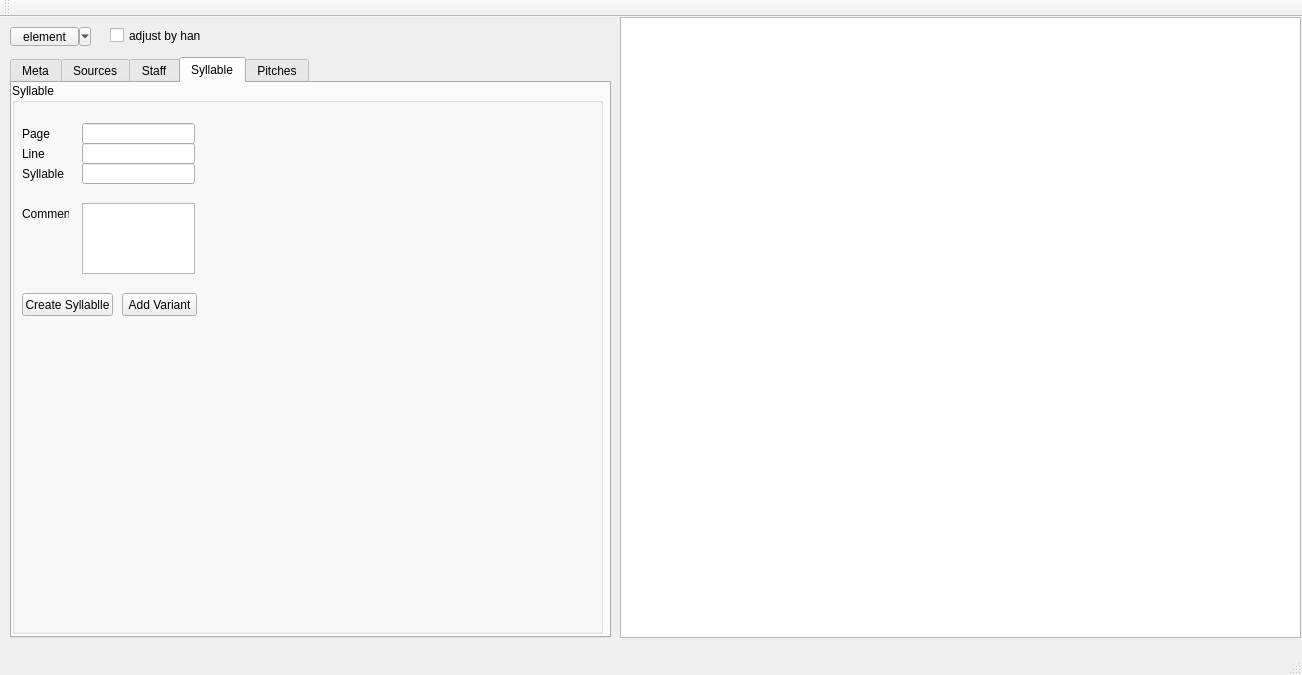
First picture: the form in meiEditorWidget/mainwindow.ui, repository IRadioactiveman/MEITextEditor, before the edit.
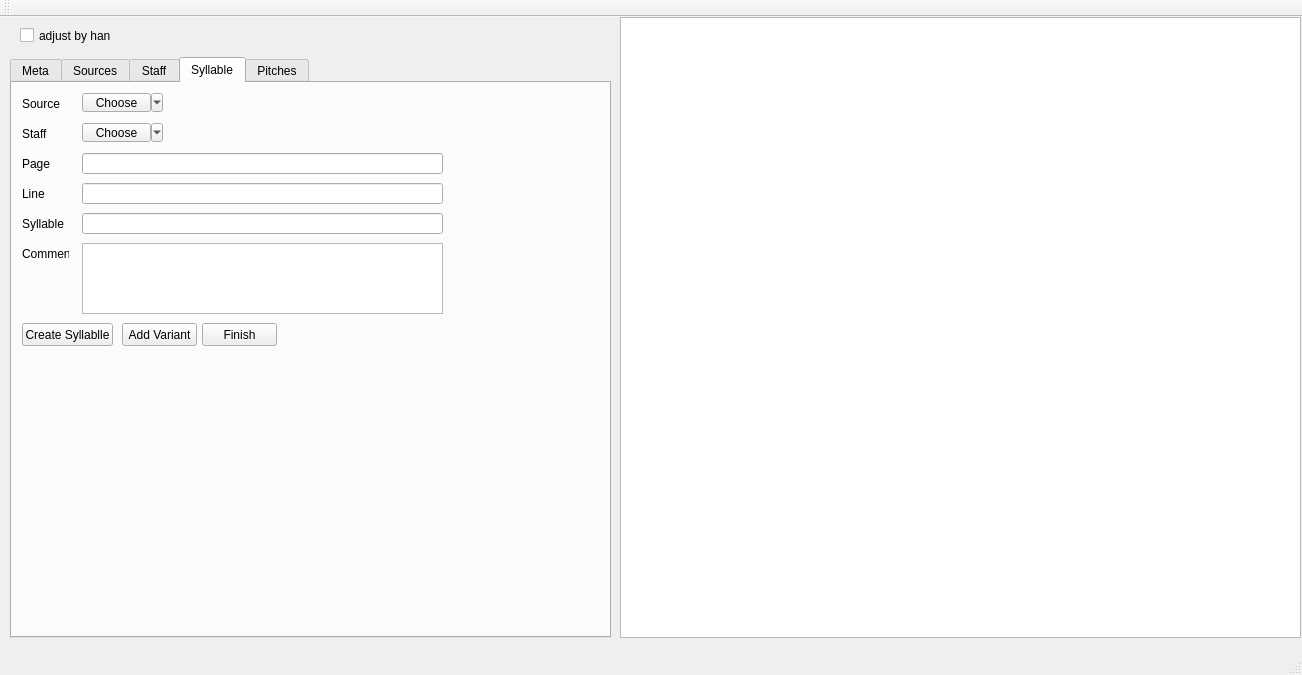
Second picture: the form after the edit. The open tabs and pages were chosen to show the change.

Commit message:
ready to create whole mei file
still stuff todo, see readme

Diff of the .ui file:
```diff
--- a/meiEditorWidget/mainwindow.ui
+++ b/meiEditorWidget/mainwindow.ui
@@ -27,22 +27,6 @@
      </rect>
     </property>
    </widget>
-   <widget class="QToolButton" name="toolButton">
-    <property name="geometry">
-     <rect>
-      <x>10</x>
-      <y>10</y>
-      <width>81</width>
-      <height>19</height>
-     </rect>
-    </property>
-    <property name="text">
-     <string>element</string>
-    </property>
-    <property name="popupMode">
-     <enum>QToolButton::MenuButtonPopup</enum>
-    </property>
-   </widget>
    <widget class="QTabWidget" name="tabWidget">
     <property name="geometry">
      <rect>
@@ -718,23 +702,11 @@
      <attribute name="title">
       <string>Syllable</string>
      </attribute>
-     <widget class="QGroupBox" name="groupBox_2">
-      <property name="geometry">
-       <rect>
-        <x>0</x>
-        <y>0</y>
-        <width>591</width>
-        <height>551</height>
-       </rect>
-      </property>
-      <property name="title">
-       <string>Syllable</string>
-      </property>
-      <widget class="QLabel" name="label_5">
+     <widget class="QLabel" name="sylPageLabel">
        <property name="geometry">
         <rect>
          <x>10</x>
-         <y>40</y>
+        <y>70</y>
          <width>47</width>
          <height>21</height>
         </rect>
@@ -743,11 +715,11 @@
         <string>Page</string>
        </property>
       </widget>
-      <widget class="QLabel" name="label_6">
+     <widget class="QLabel" name="sylLineLabel">
        <property name="geometry">
         <rect>
          <x>10</x>
-         <y>60</y>
+        <y>100</y>
          <width>47</width>
          <height>21</height>
         </rect>
@@ -756,11 +728,11 @@
         <string>Line</string>
        </property>
       </widget>
-      <widget class="QLabel" name="label_7">
+     <widget class="QLabel" name="sylSyllableLLabel">
        <property name="geometry">
         <rect>
          <x>10</x>
-         <y>80</y>
+        <y>130</y>
          <width>47</width>
          <height>21</height>
         </rect>
@@ -769,41 +741,64 @@
         <string>Syllable</string>
        </property>
       </widget>
-      <widget class="QLineEdit" name="lineEdit_5">
+     <widget class="QLineEdit" name="sylPageLine">
        <property name="geometry">
         <rect>
          <x>70</x>
-         <y>40</y>
-         <width>113</width>
+        <y>70</y>
+        <width>361</width>
          <height>21</height>
         </rect>
        </property>
       </widget>
-      <widget class="QLineEdit" name="lineEdit_6">
+     <widget class="QLineEdit" name="sylLineLine">
        <property name="geometry">
         <rect>
          <x>70</x>
-         <y>60</y>
-         <width>113</width>
+        <y>100</y>
+        <width>361</width>
          <height>21</height>
         </rect>
        </property>
       </widget>
-      <widget class="QLineEdit" name="lineEdit_7">
+     <widget class="QLineEdit" name="sylSyllableLine">
        <property name="geometry">
         <rect>
          <x>70</x>
-         <y>80</y>
-         <width>113</width>
+        <y>130</y>
+        <width>361</width>
          <height>21</height>
         </rect>
        </property>
       </widget>
-      <widget class="QPushButton" name="pushButton_3">
+     <widget class="QTextEdit" name="sylCommentText">
        <property name="geometry">
         <rect>
+        <x>70</x>
+        <y>160</y>
+        <width>361</width>
+        <height>71</height>
+       </rect>
+      </property>
+     </widget>
+     <widget class="QLabel" name="sylCommentLabel">
+      <property name="geometry">
+       <rect>
          <x>10</x>
-         <y>210</y>
+        <y>160</y>
+        <width>47</width>
+        <height>21</height>
+       </rect>
+      </property>
+      <property name="text">
+       <string>Comment</string>
+      </property>
+     </widget>
+     <widget class="QPushButton" name="sylCreateButton">
+      <property name="geometry">
+       <rect>
+        <x>10</x>
+        <y>240</y>
          <width>91</width>
          <height>23</height>
         </rect>
@@ -812,11 +807,11 @@
         <string>Create Syllablle</string>
        </property>
       </widget>
-      <widget class="QPushButton" name="pushButton_4">
+     <widget class="QPushButton" name="sylVariantButton">
        <property name="geometry">
         <rect>
          <x>110</x>
-         <y>210</y>
+        <y>240</y>
          <width>75</width>
          <height>23</height>
         </rect>
@@ -825,29 +820,76 @@
         <string>Add Variant</string>
        </property>
       </widget>
-      <widget class="QLabel" name="label_10">
+     <widget class="QPushButton" name="sylFinishButton">
        <property name="geometry">
         <rect>
+        <x>190</x>
+        <y>240</y>
+        <width>75</width>
+        <height>23</height>
+       </rect>
+      </property>
+      <property name="text">
+       <string>Finish</string>
+      </property>
+     </widget>
+     <widget class="QLabel" name="sylStaffLabel">
+      <property name="geometry">
+       <rect>
          <x>10</x>
-         <y>120</y>
+        <y>40</y>
          <width>47</width>
          <height>21</height>
         </rect>
        </property>
        <property name="text">
-        <string>Comment</string>
-       </property>
-      </widget>
-      <widget class="QTextEdit" name="textEdit_2">
+       <string>Staff</string>
+      </property>
+     </widget>
+     <widget class="QLabel" name="sylSourceLabel">
        <property name="geometry">
         <rect>
+        <x>10</x>
+        <y>10</y>
+        <width>47</width>
+        <height>21</height>
+       </rect>
+      </property>
+      <property name="text">
+       <string>Source</string>
+      </property>
+     </widget>
+     <widget class="QToolButton" name="sylSourceToolbutton">
+      <property name="geometry">
+       <rect>
          <x>70</x>
-         <y>120</y>
-         <width>113</width>
-         <height>71</height>
-        </rect>
-       </property>
-      </widget>
+        <y>10</y>
+        <width>81</width>
+        <height>19</height>
+       </rect>
+      </property>
+      <property name="text">
+       <string>Choose</string>
+      </property>
+      <property name="popupMode">
+       <enum>QToolButton::MenuButtonPopup</enum>
+      </property>
+     </widget>
+     <widget class="QToolButton" name="sylStaffToolbutton">
+      <property name="geometry">
+       <rect>
+        <x>70</x>
+        <y>40</y>
+        <width>81</width>
+        <height>19</height>
+       </rect>
+      </property>
+      <property name="text">
+       <string>Choose</string>
+      </property>
+      <property name="popupMode">
+       <enum>QToolButton::MenuButtonPopup</enum>
+      </property>
      </widget>
     </widget>
     <widget class="QWidget" name="tab_2">
@@ -977,7 +1019,7 @@
    <widget class="QCheckBox" name="adjustByHand">
     <property name="geometry">
      <rect>
-      <x>110</x>
+      <x>20</x>
       <y>10</y>
       <width>91</width>
       <height>17</height>
```
Left out of the diff: 207 changed lines with no effect on the pictures. Lines whose indentation alone changed are shown as unchanged. The commit also changes 4 other files.
